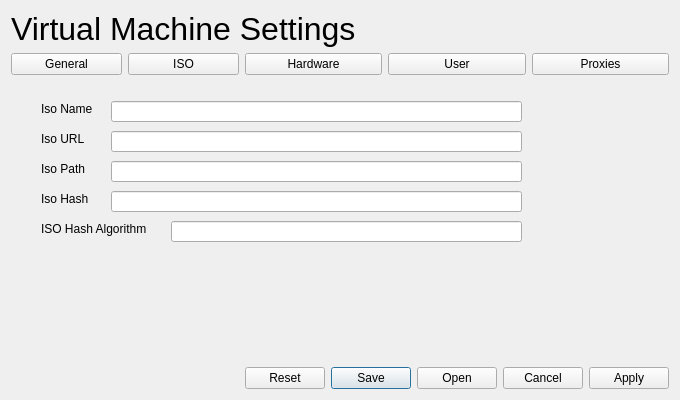
Before: the Qt Designer form ui/VMSettings_ui.ui in csd-dev-tools/ClockworkVMs, drawn with Qt 5.
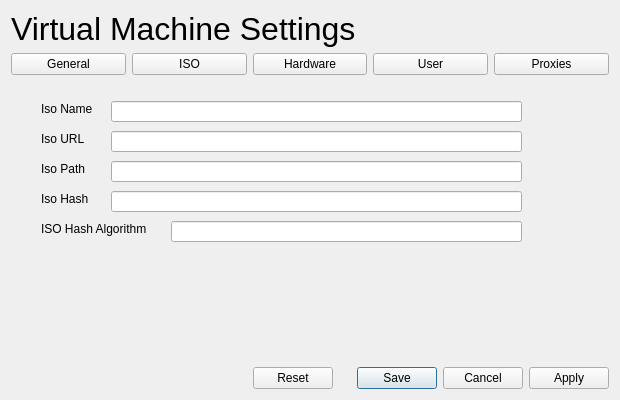
After: the same form once the commit is applied.

Commit message: Partial fix for open functionality

The edit to the form file:
```diff
--- a/ui/VMSettings_ui.ui
+++ b/ui/VMSettings_ui.ui
@@ -655,7 +655,7 @@
       <enum>Qt::Horizontal</enum>
      </property>
      <property name="standardButtons">
-      <set>QDialogButtonBox::Apply|QDialogButtonBox::Cancel|QDialogButtonBox::Open|QDialogButtonBox::Reset|QDialogButtonBox::Save</set>
+      <set>QDialogButtonBox::Apply|QDialogButtonBox::Cancel|QDialogButtonBox::Reset|QDialogButtonBox::Save</set>
      </property>
     </widget>
    </item>
```
The commit also changes 5 other files.
